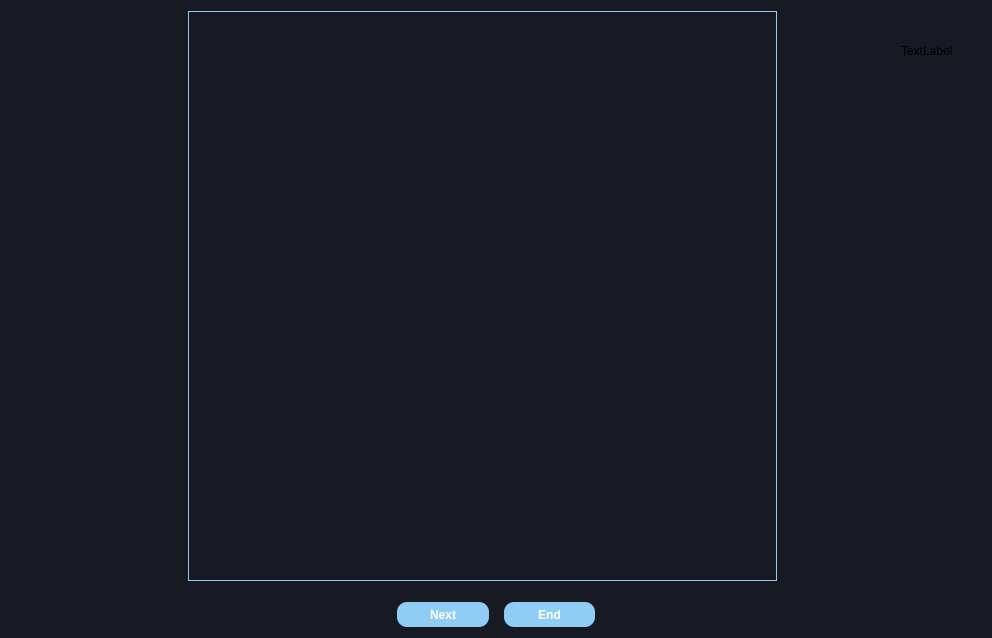
First picture: the form in ui/full_screen_overlay.ui, repository MartinRapcan/EyeTracking, before the edit.
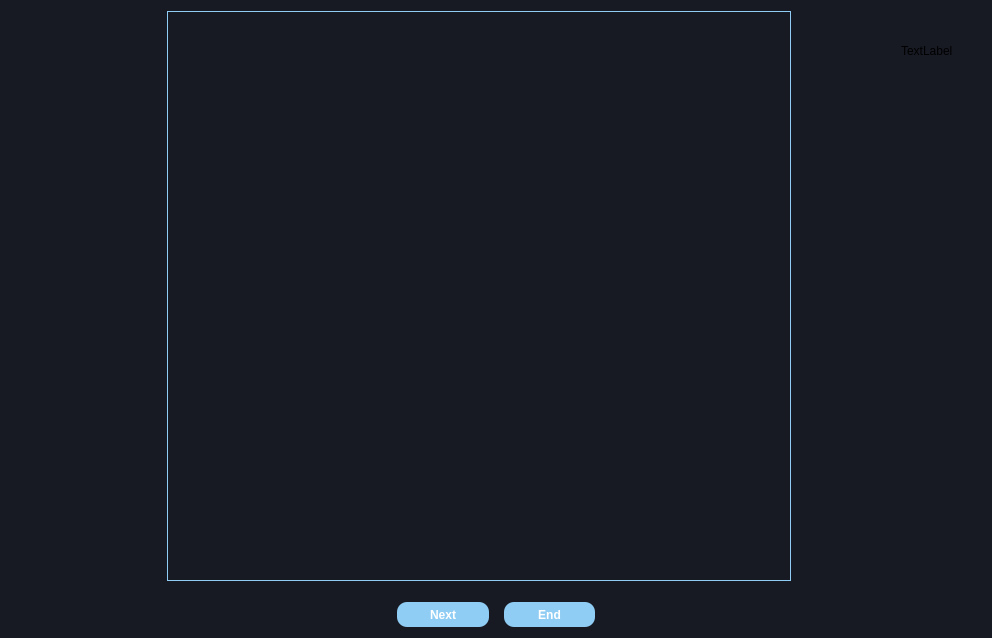
Second picture: the form after the edit.

Commit message: feat: added overlay to constructor to prevent error

Diff of the .ui file:
```diff
--- a/ui/full_screen_overlay.ui
+++ b/ui/full_screen_overlay.ui
@@ -22,7 +22,7 @@
    <item row="0" column="0">
     <layout class="QGridLayout" name="gridLayout" rowstretch="0,0,0">
      <item row="0" column="0">
-      <layout class="QHBoxLayout" name="horizontalLayout" stretch="3,10,2,1">
+      <layout class="QHBoxLayout" name="horizontalLayout" stretch="3,12,2,1">
        <item>
         <spacer name="verticalSpacer">
          <property name="orientation">
```
The commit also changes 1 other file.
